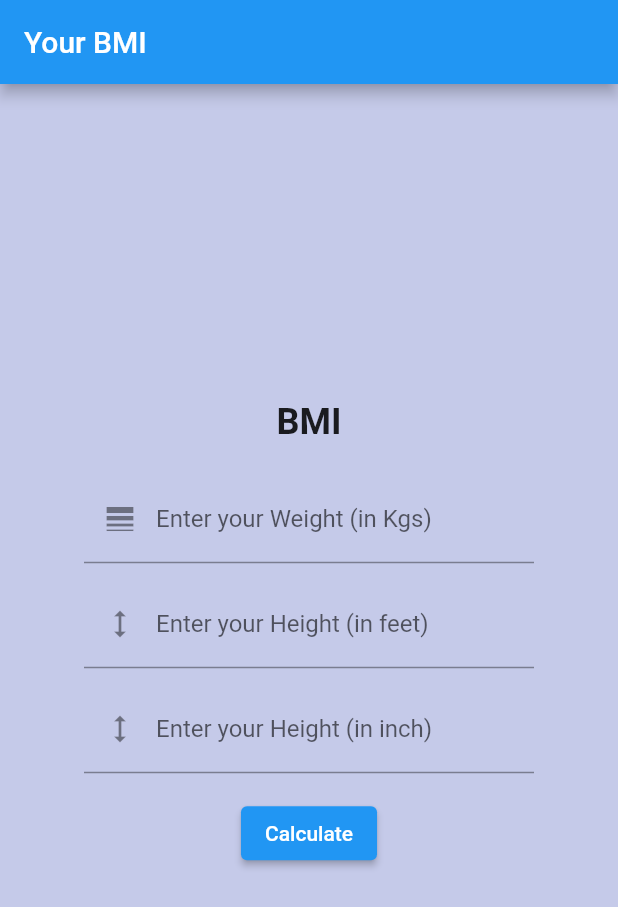
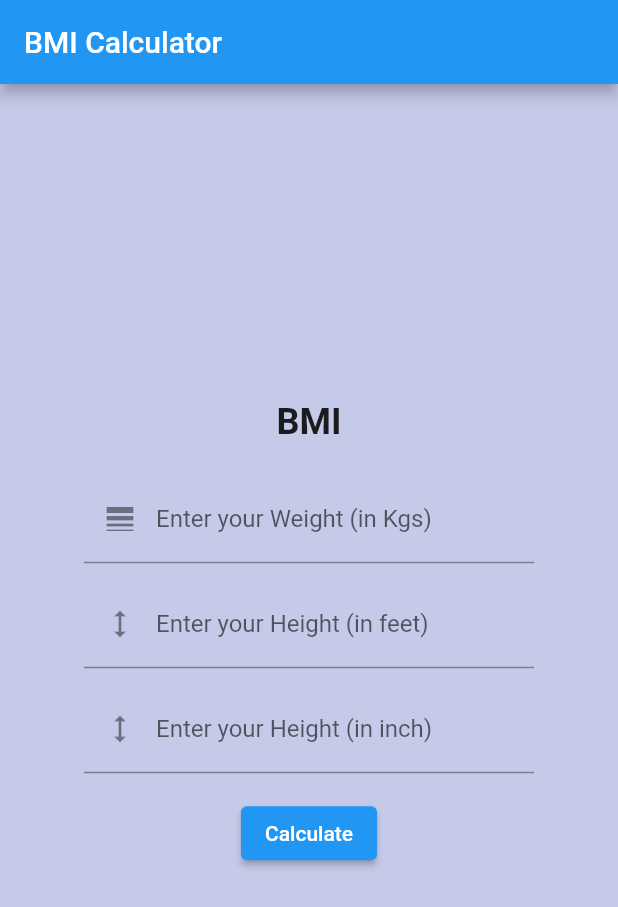
Before and after one commit to Muhammad-Bilal-97/BMI_Calculator_Flutter, a Flutter app: the screen it shows after launch, on a phone screen of 412 x 824 dp. Shown: the top 907 px of the screen. Run offline on Flutter 3.47's test engine with Material 2 defaults, Android fonts, the phone set to English and light mode, and no system bars.

Commit message:
bmi calculator initial commit

```diff
--- a/lib/main.dart
+++ b/lib/main.dart
@@ -14,11 +14,11 @@ class MyApp extends StatelessWidget {
   Widget build(BuildContext context) {
     return MaterialApp(
       debugShowCheckedModeBanner: false,
-      title: 'Your BMI',
+      title: 'BMI Calculator',
       theme: ThemeData(
         primarySwatch: Colors.blue,
       ),
-      home: const MyHomePage(title: 'Your BMI'),
+      home: const MyHomePage(title: 'BMI Calculator'),
     );
   }
 }
```
